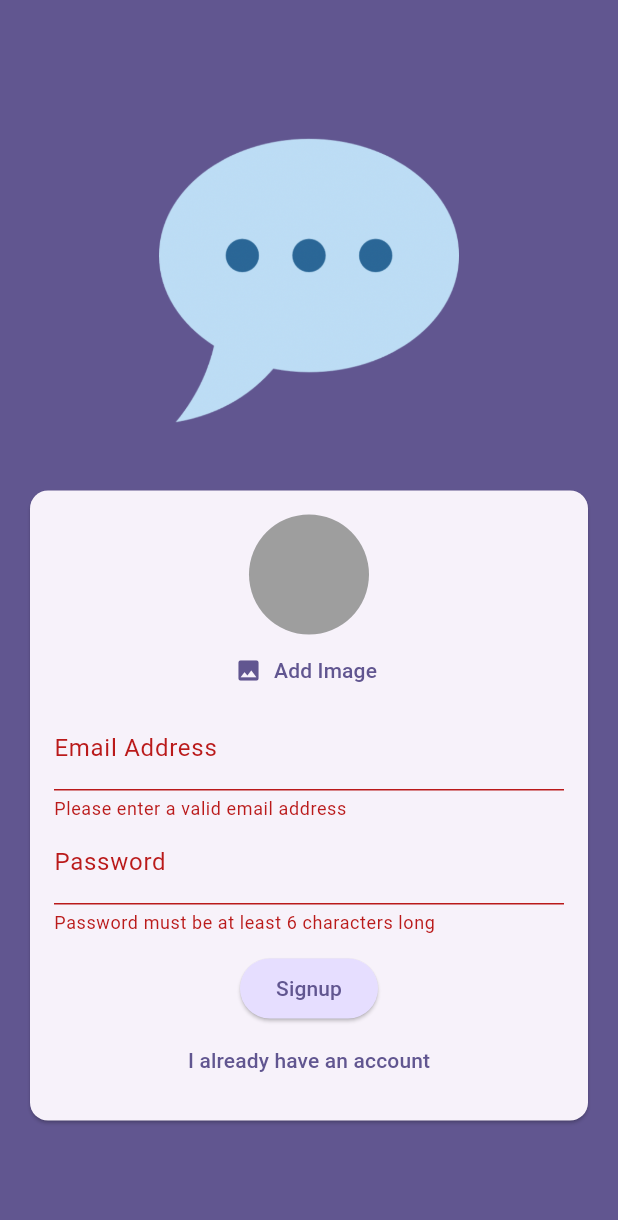
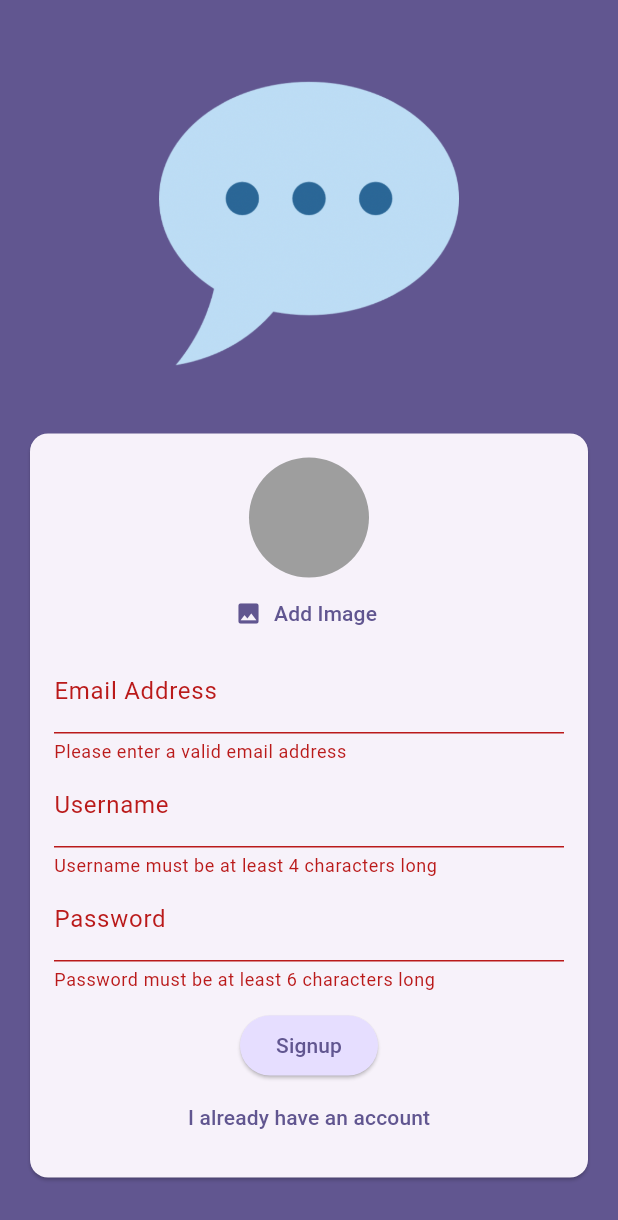
Before and after one commit to mjr2595/chat_app, a Flutter app: the screen it shows after launch, after a tap on "Login", after a tap on "Create an account", after a tap on "Signup", on a phone screen of 412 x 824 dp. Shown: the top 1220 px of the screen. Run offline on Flutter 3.47's test engine with Material 3 defaults, Android fonts, the phone set to English and light mode, and no system bars; our stand-ins replace cloud_firestore, firebase_auth, firebase_core, firebase_storage, image_picker; accounts and stored records are empty; generated files the repository leaves out were written again.

Commit message:
Add multiDexEnabled and username field in user registration

```diff
--- a/lib/screens/auth.dart
+++ b/lib/screens/auth.dart
@@ -1,5 +1,6 @@
 import 'dart:io';
 
+import 'package:cloud_firestore/cloud_firestore.dart';
 import 'package:firebase_storage/firebase_storage.dart';
 import 'package:flutter/material.dart';
 import 'package:firebase_auth/firebase_auth.dart';
@@ -21,6 +22,7 @@ class _AuthScreenState extends State<AuthScreen> {
   var _isLogin = true;
   var _isAuthenticating = false;
   var _enteredEmail = '';
+  var _enteredUsername = '';
   var _enteredPassword = '';
   File? _userImageFile;
 
@@ -68,7 +70,15 @@ class _AuthScreenState extends State<AuthScreen> {
         await storageRef.putFile(_userImageFile!);
         // Get the image URL from Firebase Storage
         final imageUrl = await storageRef.getDownloadURL();
-        print(imageUrl);
+
+        await FirebaseFirestore.instance
+            .collection('users')
+            .doc(userCredentials.user!.uid)
+            .set({
+          'username': _enteredUsername,
+          'email': _enteredEmail,
+          'imageUrl': imageUrl,
+        });
       }
     } on FirebaseAuthException catch (error) {
       ScaffoldMessenger.of(context).clearSnackBars();
@@ -134,6 +144,21 @@ class _AuthScreenState extends State<AuthScreen> {
                               _enteredEmail = value!;
                             },
                           ),
+                          if (!_isLogin)
+                            TextFormField(
+                              decoration:
+                                  const InputDecoration(labelText: 'Username'),
+                              enableSuggestions: false,
+                              validator: (value) {
+                                if (value == null || value.trim().length < 4) {
+                                  return 'Username must be at least 4 characters long';
+                                }
+                                return null;
+                              },
+                              onSaved: (value) {
+                                _enteredUsername = value!;
+                              },
+                            ),
                           TextFormField(
                             decoration:
                                 const InputDecoration(labelText: 'Password'),
```
Also changed, not shown: 1 other file.
